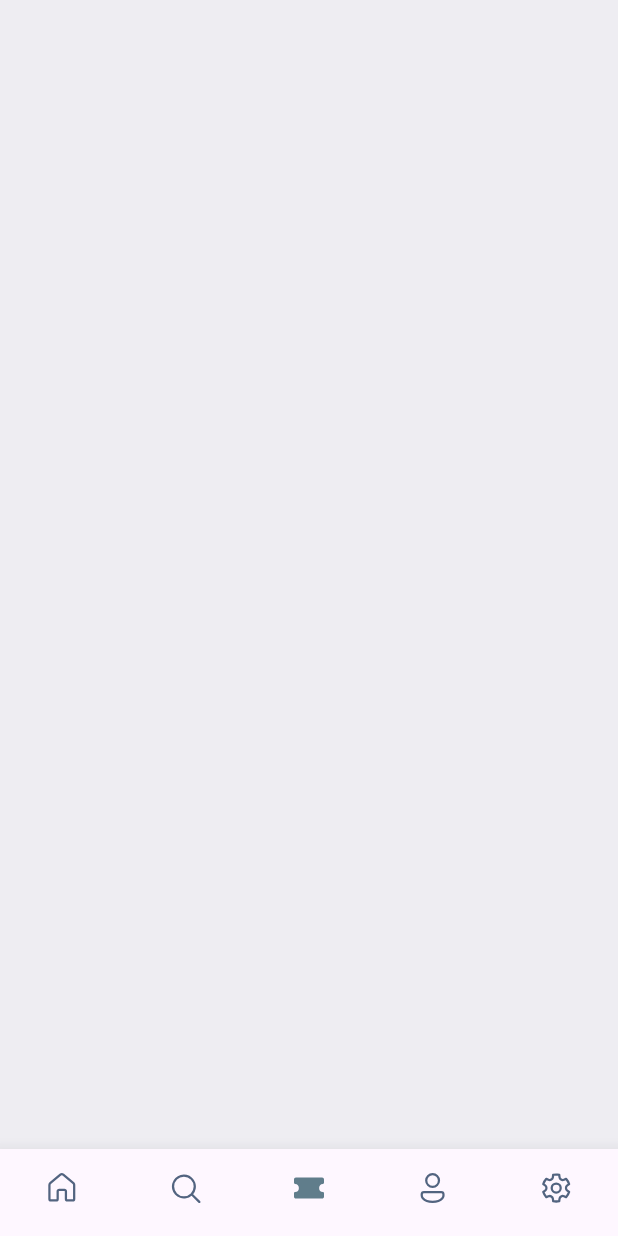
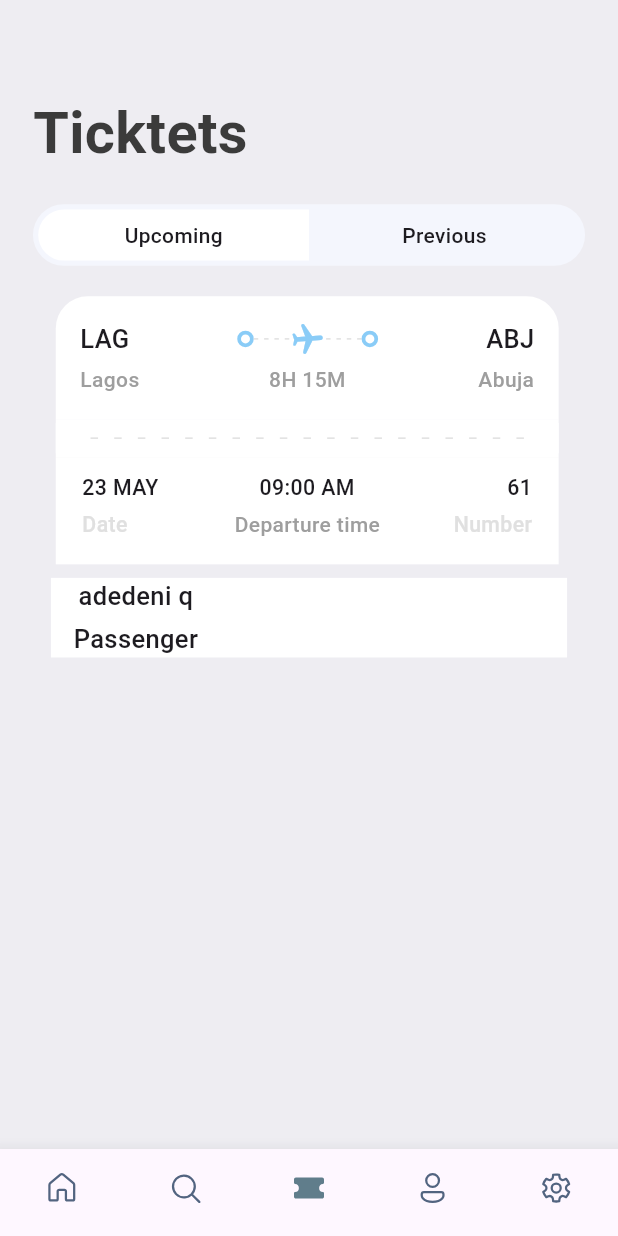
Before and after one commit to adedeni/flightBookingApp, a Flutter app: the screen it shows after launch, item 3 of the bottom bar chosen, on a phone screen of 412 x 824 dp. Run offline on Flutter 3.47's test engine with Material 3 defaults, Android fonts, the light colour scheme and no system bars; our stand-ins replace fluentui_icons, gap, get.

Commit message:
designing the card for the ticket screen

```diff
--- a/lib/class/ticket_view.dart
+++ b/lib/class/ticket_view.dart
@@ -3,26 +3,29 @@ import 'package:flightbookingapp/utils/styles.dart';
 import 'package:flightbookingapp/widgets/thick_container.dart';
 import 'package:flutter/material.dart';
 import 'package:gap/gap.dart';
+import 'package:get/get_utils/get_utils.dart';
 
 class TicketView extends StatelessWidget {
   final Map<String, dynamic> ticket;
-
-  const TicketView({super.key, required this.ticket});
+  final bool? isColor;
+  const TicketView({super.key, required this.ticket, this.isColor});
 
   @override
   Widget build(BuildContext context) {
     final size = AppLayout.getSize(context);
 
-    return Container(
+    return SizedBox(
       width: size.width * 0.85,
+      height: AppLayout.getHeight(context, GetPlatform.isAndroid==true?185:187),
+      child: Container(
         margin: EdgeInsets.only(right: AppLayout.getWidth(context, 16)),
         child: Column(
-        mainAxisSize: MainAxisSize.min, // ✅ allows dynamic height
+          mainAxisSize: MainAxisSize.min,
           children: [
             // Blue part of the ticket
             Container(
               decoration: BoxDecoration(
-              color: const Color(0xFF526799),
+                color: isColor==null? Color(0xFF526799):Colors.white,
                 borderRadius: BorderRadius.only(
                   topLeft: Radius.circular(AppLayout.getHeight(context, 21)),
                   topRight: Radius.circular(AppLayout.getHeight(context, 21)),
@@ -35,12 +38,12 @@ class TicketView extends StatelessWidget {
                     children: [
                       Text(
                         ticket['from']['code'],
-                      style: Styles.headLineStyle3.copyWith(
+                        style:isColor==null? Styles.headLineStyle3.copyWith(
                           color: Colors.white,
+                        ):Styles.headLineStyle3,
                       ),
-                    ),
-                    const Spacer(),
-                    const ThickContainer(),
+                      Expanded(child: Container()),
+                      ThickContainer(isColor: true,),
                       Expanded(
                         child: Stack(
                           children: [
@@ -57,12 +60,12 @@ class TicketView extends StatelessWidget {
                                         MainAxisAlignment.spaceBetween,
                                     children: List.generate(
                                       (constraints.constrainWidth() / 6).floor(),
-                                    (index) => const SizedBox(
+                                      (index) =>  SizedBox(
                                         width: 3,
                                         height: 1,
                                         child: DecoratedBox(
                                           decoration: BoxDecoration(
-                                          color: Colors.white,
+                                            color:isColor==null? Colors.white: Colors.grey.shade300,
                                           ),
                                         ),
                                       ),
@@ -76,20 +79,20 @@ class TicketView extends StatelessWidget {
                                 angle: 1.5,
                                 child: Icon(
                                   Icons.local_airport_rounded,
-                                color: Colors.white,
+                                  color:isColor==null? Colors.white: Color(0xFF8ACCF7),
                                 ),
                               ),
                             ),
                           ],
                         ),
                       ),
-                    const ThickContainer(),
+                      const ThickContainer(isColor: true,),
                       const Spacer(),
                       Text(
                         ticket['to']['code'],
-                      style: Styles.headLineStyle3.copyWith(
+                        style:isColor==null? Styles.headLineStyle3.copyWith(
                           color: Colors.white,
-                      ),
+                        ):Styles.headLineStyle3,
                       ),
                     ],
                   ),
@@ -101,25 +104,25 @@ class TicketView extends StatelessWidget {
                         width: AppLayout.getWidth(context, 100),
                         child: Text(
                           ticket['from']['name'],
-                        style: Styles.headLineStyle4.copyWith(
+                          style:isColor==null? Styles.headLineStyle4.copyWith(
                             color: Colors.white,
-                        ),
+                          ):Styles.headLineStyle4,
                         ),
                       ),
                       Text(
                         ticket['flying_time'],
-                      style: Styles.headLineStyle4.copyWith(
+                        style:isColor==null? Styles.headLineStyle4.copyWith(
                           color: Colors.white,
-                      ),
+                        ):Styles.headLineStyle4,
                       ),
                       SizedBox(
                         width: AppLayout.getWidth(context, 100),
                         child: Text(
                           ticket['to']['name'],
                           textAlign: TextAlign.end,
-                        style: Styles.headLineStyle4.copyWith(
+                          style: isColor==null? Styles.headLineStyle4.copyWith(
                             color: Colors.white,
-                        ),
+                          ):Styles.headLineStyle4,
                         ),
                         ),
                     ],
@@ -130,7 +133,7 @@ class TicketView extends StatelessWidget {
 
             // Orange dashed line
             Container(
-            color: Styles.orangeColor,
+              color: isColor==null? Styles.orangeColor:Colors.white,
               child: Row(
                 children: [
                   SizedBox(
@@ -138,7 +141,7 @@ class TicketView extends StatelessWidget {
                     width: AppLayout.getWidth(context, 10),
                     child: DecoratedBox(
                       decoration: BoxDecoration(
-                      color: Styles.backgroundColor,
+                        color: isColor==null? Styles.backgroundColor:Colors.white,
                         borderRadius: BorderRadius.only(
                           topRight: Radius.circular(
                             AppLayout.getHeight(context, 10),
@@ -163,11 +166,11 @@ class TicketView extends StatelessWidget {
                             mainAxisAlignment: MainAxisAlignment.spaceBetween,
                             children: List.generate(
                               (constraints.constrainWidth() / 15).floor(),
-                            (index) => const SizedBox(
+                              (index) =>  SizedBox(
                                 width: 5,
                                 height: 1,
                                 child: DecoratedBox(
-                                decoration: BoxDecoration(color: Colors.white),
+                                  decoration: BoxDecoration(color: isColor==null? Colors.white:Colors.grey.shade300),
                                 ),
                               ),
                             ),
@@ -181,7 +184,7 @@ class TicketView extends StatelessWidget {
                     width: AppLayout.getWidth(context, 10),
                     child: DecoratedBox(
                       decoration: BoxDecoration(
-                      color: Styles.backgroundColor,
+                        color: isColor==null? Styles.backgroundColor:Colors.white,
                         borderRadius: BorderRadius.only(
                           topLeft: Radius.circular(
                             AppLayout.getHeight(context, 10),
@@ -200,10 +203,10 @@ class TicketView extends StatelessWidget {
             // Orange bottom info section
             Container(
               decoration: BoxDecoration(
-              color: Styles.orangeColor,
+                color: isColor==null? Styles.orangeColor:Colors.white,
                 borderRadius: BorderRadius.only(
-                bottomLeft: Radius.circular(AppLayout.getHeight(context, 21)),
-                bottomRight: Radius.circular(AppLayout.getHeight(context, 21)),
+                  bottomLeft: Radius.circular(isColor==null?(AppLayout.getHeight(context, 21)):0),
+                  bottomRight: Radius.circular(isColor==null?(AppLayout.getHeight(context, 21)):0),
                 ),
               ),
               padding: EdgeInsets.fromLTRB(
@@ -219,8 +222,10 @@ class TicketView extends StatelessWidget {
                       Expanded(
                         child: Text(
                           ticket['date'],
-                        style: Styles.headLineStyle3.copyWith(
-                          color: Colors.white,
+                          style:isColor==null? Styles.headLineStyle3.copyWith(
+                            color: Colors.white, fontSize: AppLayout.getHeight(context, 14)
+                          ):Styles.headLineStyle3.copyWith(
+                          fontSize: AppLayout.getHeight(context, 14)
                           ),
                           textAlign: TextAlign.start,
                         ),
@@ -228,8 +233,10 @@ class TicketView extends StatelessWidget {
                       Expanded(
                         child: Text(
                           ticket['departure_time'],
-                        style: Styles.headLineStyle3.copyWith(
-                          color: Colors.white,
+                          style:isColor==null? Styles.headLineStyle3.copyWith(
+                            color: Colors.white, fontSize: AppLayout.getHeight(context, 14)
+                          ):Styles.headLineStyle3.copyWith(
+                          fontSize: AppLayout.getHeight(context, 14)
                           ),
                           textAlign: TextAlign.center,
                         ),
@@ -237,8 +244,10 @@ class TicketView extends StatelessWidget {
                       Expanded(
                         child: Text(
                           ticket['number'].toString(),
-                        style: Styles.headLineStyle3.copyWith(
-                          color: Colors.white,
+                          style:isColor==null? Styles.headLineStyle3.copyWith(
+                            color: Colors.white, fontSize: AppLayout.getHeight(context, 14)
+                          ):Styles.headLineStyle3.copyWith(
+                          fontSize: AppLayout.getHeight(context, 14)
                           ),
                           textAlign: TextAlign.end,
                         ),
@@ -252,7 +261,7 @@ class TicketView extends StatelessWidget {
                         child: Text(
                           "Date",
                           style: Styles.headLineStyle4.copyWith(
-                          color: Colors.white,
+                            color: isColor==null? Colors.white:Colors.grey.shade300, fontSize: AppLayout.getHeight(context, 14)
                           ),
                         ),
                       ),
@@ -262,9 +271,9 @@ class TicketView extends StatelessWidget {
                           child: Text(
                             "Departure time",
                             textAlign: TextAlign.center,
-                          style: Styles.headLineStyle4.copyWith(
+                            style:isColor==null? Styles.headLineStyle4.copyWith(
                           color: Colors.white,
-                          ),
+                        ):Styles.headLineStyle4,
                           ),
                         ),
                       ),
@@ -274,7 +283,7 @@ class TicketView extends StatelessWidget {
                           "Number",
                           textAlign: TextAlign.end,
                           style: Styles.headLineStyle4.copyWith(
-                          color: Colors.white,
+                            color: isColor==null? Colors.white:Colors.grey.shade300, fontSize: AppLayout.getHeight(context, 14)
                           ),
                         ),
                       ),
@@ -285,6 +294,7 @@ class TicketView extends StatelessWidget {
             ),
           ],
         ),
+      ),
     );
   }
 }
--- a/lib/screens/ticket_screen.dart
+++ b/lib/screens/ticket_screen.dart
@@ -1,14 +1,60 @@
+import 'package:flightbookingapp/class/ticket_view.dart';
+import 'package:flightbookingapp/utils/app_info_list.dart';
+import 'package:flightbookingapp/utils/app_layout.dart';
 import 'package:flightbookingapp/utils/styles.dart';
+import 'package:flightbookingapp/widgets/column_layout.dart';
+import 'package:flightbookingapp/widgets/top_tabs.dart';
 import 'package:flutter/material.dart';
+import 'package:gap/gap.dart';
 
 class TicketScreen extends StatelessWidget {
   const TicketScreen({super.key});
 
   @override
   Widget build(BuildContext context) {
-    return  Scaffold(
-     backgroundColor: Styles.backgroundColor,
-
+     AppLayout.getSize(context);
+    return Scaffold(
+      backgroundColor: Styles.backgroundColor,
+      body: Stack(
+        children: [
+          ListView(
+            padding: EdgeInsets.symmetric(
+              horizontal: AppLayout.getWidth(context, 20),
+              vertical: AppLayout.getHeight(context, 20),
+            ),
+            children: [
+              Gap(AppLayout.getHeight(context, 40)),
+              Text(
+                'Ticktets',
+                style: Styles.headLineStyle1.copyWith(
+                  fontSize: AppLayout.getWidth(context, 35),
+                ),
+              ),
+              Gap(AppLayout.getHeight(context, 20)),
+              const TopTabs(firstTab: 'Upcoming', secoondTab:'Previous' ,),
+              Gap(AppLayout.getHeight(context, 20)),
+              Container(
+                padding: EdgeInsets.only(left: AppLayout.getHeight(context, 15)),
+                child: TicketView(ticket: ticketList[0], isColor: true,),
+              ),
+              Container(
+                color: Colors.white,
+                padding: EdgeInsets.symmetric(horizontal:15),
+                margin: EdgeInsets.symmetric(horizontal:12),
+                child: Column(
+                  children: [
+                    Row(
+                      children: [
+                        ColumnLayout(firstText: "adedeni q", secondtText: "Passenger",)
+                      ],
+                    )
+                  ],
+                ),
+              )
+            ],
+          ),
+        ],
+      ),
     );
   }
 }
--- a/lib/utils/styles.dart
+++ b/lib/utils/styles.dart
@@ -10,6 +10,6 @@ class Styles {
   static TextStyle textStyle = TextStyle(fontSize: 16, color: textColor, fontWeight: FontWeight.w500);
   static TextStyle headLineStyle1 = TextStyle(fontSize: 26, color: textColor, fontWeight: FontWeight.bold);
   static TextStyle headLineStyle2 = TextStyle(fontSize: 21, color: textColor, fontWeight: FontWeight.bold);
-  static TextStyle headLineStyle3 = TextStyle(fontSize: 17, color:  Colors.grey.shade500, fontWeight: FontWeight.w500);
+  static TextStyle headLineStyle3 = TextStyle(fontSize: 17, fontWeight: FontWeight.w500);
   static TextStyle headLineStyle4 = TextStyle(fontSize: 14, color: Colors.grey.shade500, fontWeight: FontWeight.w500);
 }
--- /dev/null
+++ b/lib/widgets/column_layout.dart
@@ -0,0 +1,22 @@
+import 'package:flightbookingapp/utils/app_layout.dart';
+import 'package:flightbookingapp/utils/styles.dart';
+import 'package:flutter/material.dart';
+import 'package:gap/gap.dart';
+
+class ColumnLayout extends StatelessWidget {
+  final String firstText;
+  final String secondtText;
+  const ColumnLayout({super.key, required this.firstText, required this.secondtText});
+
+  @override
+  Widget build(BuildContext context) {
+    return  Column(
+                          children: [
+                            Text(firstText, style: Styles.headLineStyle3, textAlign: TextAlign.start,),
+                            Gap(AppLayout.getHeight(context, 5)),
+                            Text(secondtText, style: Styles.headLineStyle3,),
+
+                          ],
+                        );
+  }
+}
--- a/lib/widgets/thick_container.dart
+++ b/lib/widgets/thick_container.dart
@@ -1,7 +1,8 @@
 import 'package:flutter/material.dart';
 
 class ThickContainer extends StatelessWidget {
-  const ThickContainer({super.key});
+  final bool? isColor;
+  const ThickContainer({super.key, required this.isColor});
 
   @override
   Widget build(BuildContext context) {
@@ -9,7 +10,7 @@ class ThickContainer extends StatelessWidget {
       padding: EdgeInsets.all(3.0),
       decoration: BoxDecoration(
         borderRadius: BorderRadius.circular(20),
-        border: Border.all(width: 2.5, color: Colors.white)
+        border: Border.all(width: 2.5, color:isColor==null? Colors.white:Color(0xFF8ACCF7))
       ),
     );
   }
--- /dev/null
+++ b/lib/widgets/top_tabs.dart
@@ -0,0 +1,54 @@
+import 'package:flightbookingapp/utils/app_layout.dart';
+import 'package:flutter/material.dart';
+
+class TopTabs extends StatelessWidget {
+  final String firstTab;
+  final String secoondTab;
+  const TopTabs({super.key, required this.firstTab, required this.secoondTab});
+
+  @override
+  Widget build(BuildContext context) {
+    final size = AppLayout.getSize(context);
+    return FittedBox(
+      child: Container(
+        padding: const EdgeInsets.all(3.5),
+        decoration: BoxDecoration(
+          borderRadius: BorderRadius.circular(AppLayout.getHeight(context, 50)),
+          color: const Color(0xFFF4F6FD),
+        ),
+        child: Row(
+          children: [
+            //airline tickets
+            Container(
+              width: size.width * 0.44,
+              padding: EdgeInsets.symmetric(
+                vertical: AppLayout.getHeight(context, 7),
+              ),
+              decoration: BoxDecoration(
+                borderRadius: BorderRadius.horizontal(
+                  left: Radius.circular(AppLayout.getHeight(context, 50)),
+                ),
+                color: Colors.white,
+              ),
+              child: Center(child: Text(firstTab, style: TextStyle(fontWeight: FontWeight.w500),)),
+            ),
+            //hotels
+            Container(
+              width: size.width * 0.44,
+              padding: EdgeInsets.symmetric(
+                vertical: AppLayout.getHeight(context, 7),
+              ),
+              decoration: BoxDecoration(
+                borderRadius: BorderRadius.horizontal(
+                  right: Radius.circular(AppLayout.getHeight(context, 50)),
+                ),
+                color: Colors.transparent,
+              ),
+              child: Center(child: Text(secoondTab, style: TextStyle(fontWeight: FontWeight.w500),)),
+            ),
+          ],
+        ),
+      ),
+    );
+  }
+}
```
Also changed, not shown: lib/screens/search_screen.dart (+8 -50 lines), lib/widgets/tabs.dart (deleted, +0 -56 lines). Lines whose indentation alone changed are shown as unchanged.
